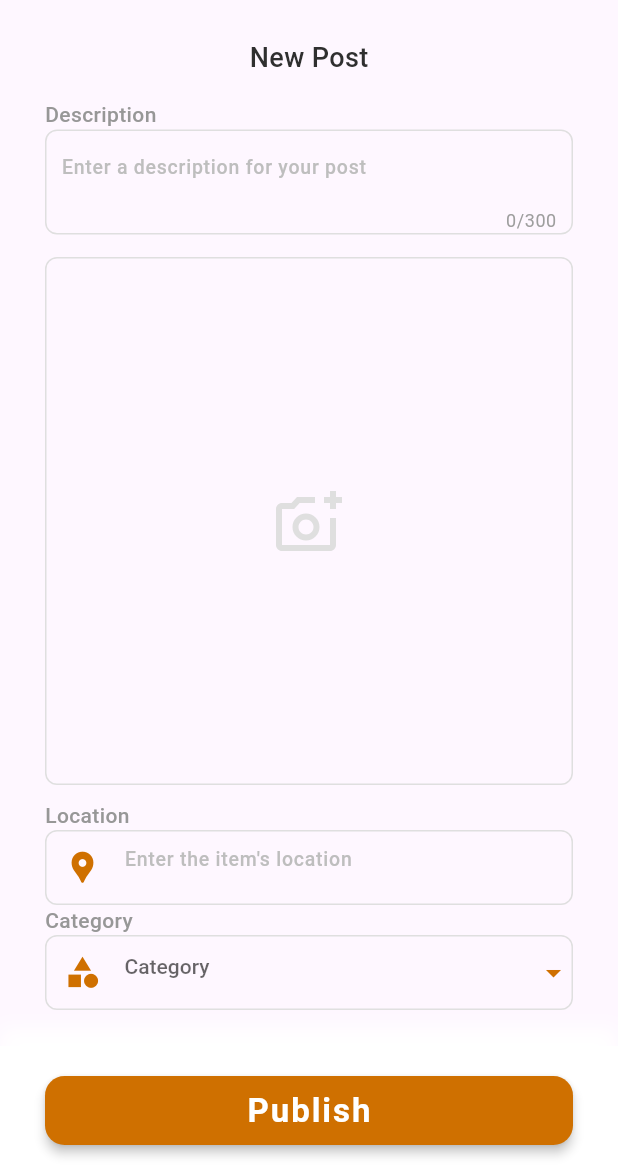
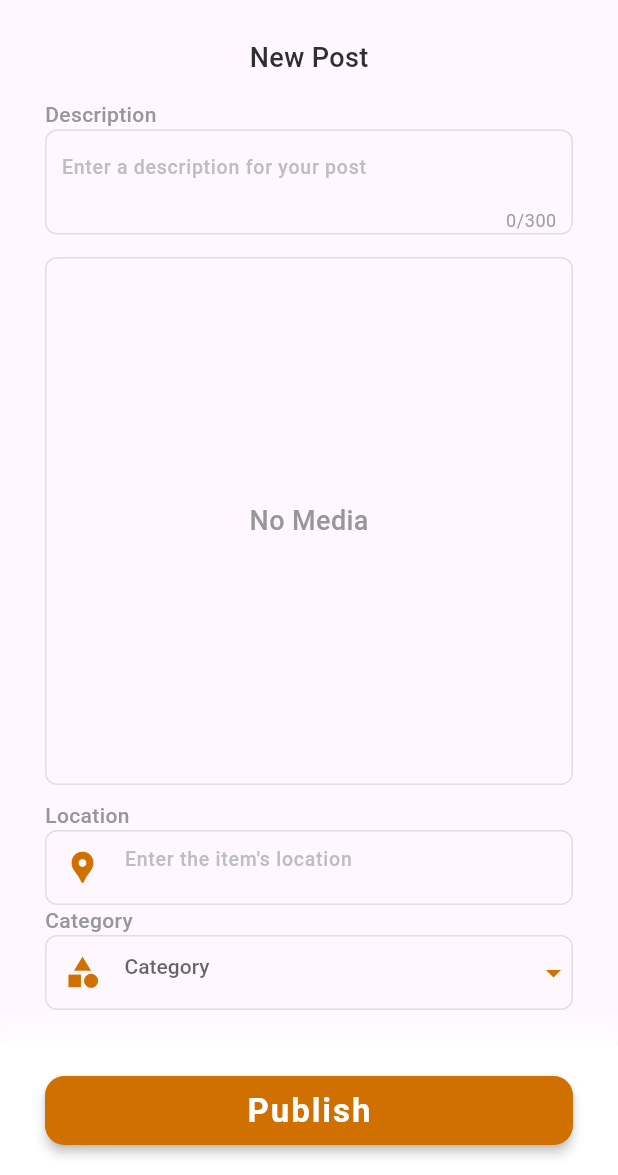
Before and after one commit to FEUP-LEIC-ES-2023-24/2LEIC06T1, a Flutter app: the CreatePostPage screen opened directly, on a phone screen of 412 x 824 dp, the part 61-1236 px from its top. Run offline on Flutter 3.47's test engine with Material 3 defaults, Android fonts, the phone set to English and light mode, and no system bars; our stand-ins replace auto_size_text, cached_network_image, cloud_firestore, firebase_auth, firebase_core, firebase_storage and 9 more; missing offline and left inert: blurhash_ffi, devicelocale; accounts and stored records are empty; Roboto replaces fonts that are missing (Montserrat).

Commit message:
edit post removed

```diff
--- a/couch_potato/lib/classes/post.dart
+++ b/couch_potato/lib/classes/post.dart
@@ -8,6 +8,7 @@ class Post {
   final String mediaPlaceholder;
   final String fullLocation;
   final String category;
+  final String userId;
 
   Post({
     required this.postId,
@@ -19,10 +20,11 @@ class Post {
     required this.mediaPlaceholder,
     required this.fullLocation,
     required this.category,
+    required this.userId,
   });
 
   @override
   String toString() {
-    return 'Post(PostId: $postId, username: $username, createdAt: $createdAt, profileImageUrl: $profileImageUrl, description: $description, mediaUrl: $mediaUrl, mediaPlaceholder: $mediaPlaceholder, fullLocation: $fullLocation, category: $category)';
+    return 'Post(PostId: $postId, username: $username, createdAt: $createdAt, profileImageUrl: $profileImageUrl, description: $description, mediaUrl: $mediaUrl, mediaPlaceholder: $mediaPlaceholder, fullLocation: $fullLocation, category: $category, userId: $userId)';
   }
 }
--- a/couch_potato/lib/network/create_post/create_post_page.dart
+++ b/couch_potato/lib/network/create_post/create_post_page.dart
@@ -18,7 +18,6 @@ import 'package:couch_potato/utils/snackbars.dart';
 import 'package:image_cropper/image_cropper.dart';
 
 class CreatePostPage extends StatefulWidget {
-  final bool editMode;
   final String postDescription;
   final String postLocation;
   final Category postCategory;
@@ -27,7 +26,6 @@ class CreatePostPage extends StatefulWidget {
   final String? mediaPlaceholder;
   const CreatePostPage({
     super.key,
-    this.editMode = false,
     this.postDescription = '',
     this.postLocation = '',
     this.postCategory = Category.furniture,
@@ -173,6 +171,7 @@ class _CreatePostPageState extends State<CreatePostPage> {
       String cleanedDescription = _description.trimRight();
       String category = _category.toString().split('.').last;
       category = category[0].toUpperCase() + category.substring(1);
+      String userId = FirebaseAuth.instance.currentUser!.uid;
 
       Post post = Post(
         postId: '',
@@ -184,6 +183,7 @@ class _CreatePostPageState extends State<CreatePostPage> {
         mediaPlaceholder: blurHash!,
         fullLocation: _location,
         category: category,
+        userId: userId,
       );
 
       try {
@@ -210,29 +210,8 @@ class _CreatePostPageState extends State<CreatePostPage> {
     }
   }
 
-  void editPost() async {
-    String cleanedDescription = _description.trimRight();
-
-    /* databaseHandler.editPost(); */ //TODO edit post logic
-  }
-
   @override
   Widget build(BuildContext context) {
-    /* void popUpYesMethod() {
-      HapticFeedback.selectionClick();
-      debugPrint('Deleting post');
-      /* databaseHandler.deletePost(widget.postId!); */ //TODO delete post
-      Navigator.of(context).pop();
-      Navigator.of(context).pop();
-    }
-
-    void popUpNoMethod() {
-      debugPrint('User rejected post deletion modal');
-      Navigator.of(context).pop();
-    }
-
-    const String popUpText = 'Are you sure you want to delete this post?'; */
-
     return Scaffold(
       appBar: const MyAppBar(showBackButton: true),
       body: Column(
@@ -244,10 +223,10 @@ class _CreatePostPageState extends State<CreatePostPage> {
                 mainAxisSize: MainAxisSize.min,
                 crossAxisAlignment: CrossAxisAlignment.start,
                 children: [
-                  Center(
+                  const Center(
                     child: Text(
-                      widget.editMode ? 'Edit Post' : 'New Post',
-                      style: const TextStyle(
+                      'New Post',
+                      style: TextStyle(
                         fontFamily: 'Montserrat',
                         fontWeight: FontWeight.w500,
                         fontSize: 18,
@@ -256,26 +235,6 @@ class _CreatePostPageState extends State<CreatePostPage> {
                     ),
                   ),
                   widget.mediaUrl == null ? const SizedBox(height: 10) : const SizedBox(height: 20),
-                  /* Row(
-                    mainAxisAlignment: MainAxisAlignment.spaceBetween,
-                    children: [
-                      if (widget.editMode)
-                        TextButton(
-                          onPressed: () {
-                            showPopUp(context, const Color(0xFFFF6868), popUpYesMethod, popUpNoMethod, popUpText);
-                          },
-                          child: const Text(
-                            'Delete Post',
-                            style: TextStyle(
-                              color: Color(0xFFFF6868),
-                              fontSize: 12,
-                              fontWeight: FontWeight.w500,
-                              fontFamily: 'Montserrat',
-                            ),
-                          ),
-                        ),
-                    ],
-                  ), */
                   widget.mediaUrl == null ? const SizedBox(height: 5) : const SizedBox(height: 15),
                   const Text(
                     'Description',
@@ -286,12 +245,7 @@ class _CreatePostPageState extends State<CreatePostPage> {
                       fontFamily: 'Montserrat',
                     ),
                   ),
-                  widget.editMode
-                      ? DescriptionTextField(
-                          onSubmitted: descriptionOnSubmitted,
-                          defaultText: widget.postDescription,
-                        )
-                      : DescriptionTextField(
+                  DescriptionTextField(
                     onSubmitted: descriptionOnSubmitted,
                   ),
                   widget.mediaUrl == null ? const SizedBox(height: 15) : const SizedBox(height: 35),
@@ -304,8 +258,7 @@ class _CreatePostPageState extends State<CreatePostPage> {
                         getImageFromCamera: getImageFromCamera,
                         imageUrl: widget.mediaUrl,
                         mediaPlaceholder: widget.mediaPlaceholder,
-                        noMedia:
-                            (widget.editMode && widget.mediaUrl == null || widget.editMode && widget.mediaUrl == ''),
+                        noMedia: (widget.mediaUrl == null || widget.mediaUrl == ''),
                       ),
                       if (_media != null)
                         Positioned(
@@ -333,20 +286,10 @@ class _CreatePostPageState extends State<CreatePostPage> {
                     ],
                   ),
                   widget.mediaUrl == null ? const SizedBox(height: 10) : const SizedBox(height: 30),
-                  widget.editMode
-                      ? LocationField(
-                          onSubmitted: locationOnSubmitted,
-                          defaultText: widget.postLocation,
-                        )
-                      : LocationField(
+                  LocationField(
                     onSubmitted: locationOnSubmitted,
                   ),
-                  widget.editMode
-                      ? CategoryField(
-                          onSubmitted: categoryOnSubmitted,
-                          defaultCategory: widget.postCategory,
-                        )
-                      : CategoryField(
+                  CategoryField(
                     onSubmitted: categoryOnSubmitted,
                   ),
                 ],
@@ -402,11 +345,8 @@ class _CreatePostPageState extends State<CreatePostPage> {
                   }
                   return;
                 }
-                if (widget.editMode) {
-                  editPost();
-                } else {
+
                 await publishPost();
-                }
               },
               child: const Text(
                 'Publish',
--- a/couch_potato/lib/network/database_handler.dart
+++ b/couch_potato/lib/network/database_handler.dart
@@ -57,6 +57,7 @@ class DatabaseHandler {
           mediaPlaceholder: item.data()['mediaPlaceholder'],
           fullLocation: item.data()['fullLocation'],
           category: item.data()['category'],
+          userId: item.data()['userId'],
         );
 
         posts.add(post);
@@ -115,6 +116,7 @@ class DatabaseHandler {
         mediaPlaceholder: event.data()!['mediaPlaceholder'],
         fullLocation: event.data()!['fullLocation'],
         category: event.data()!['category'],
+        userId: event.data()!['userId'],
       );
     });
 
@@ -205,6 +207,7 @@ class DatabaseHandler {
           mediaPlaceholder: item.data()['mediaPlaceholder'],
           fullLocation: item.data()['fullLocation'],
           category: item.data()['category'],
+          userId: item.data()['userId'],
         );
 
         openPosts.add(post);
```
Also changed, not shown: couch_potato/lib/screens/home_page.dart (+8 -65 lines). Lines whose indentation alone changed are shown as unchanged.
